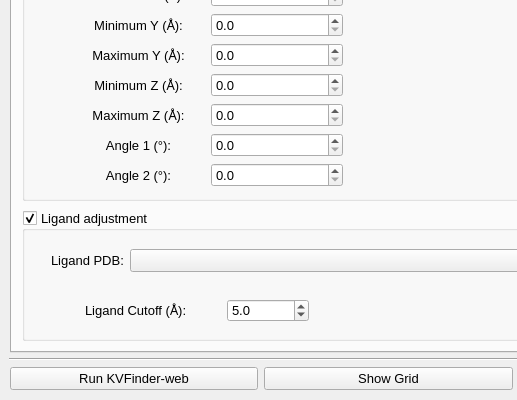
Above: client/KVFinder-web-tools/KVFinder-web.ui from jvsguerra/kvfinder-ws before the change; both pictures show x 0 to 517 and y 307 to 707 of the 1032 by 707 pixel window. Below: the same form after it.
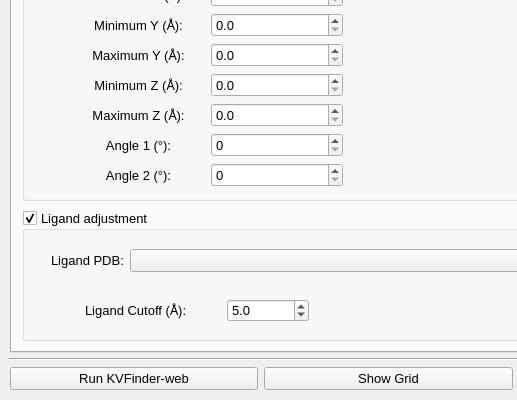
That is the form after the change. The open tabs and pages were chosen to show the change.

Commit message: Search Space window almost fully working. TODO: Redraw Button function

```diff
--- a/client/KVFinder-web-tools/KVFinder-web.ui
+++ b/client/KVFinder-web-tools/KVFinder-web.ui
@@ -957,10 +957,10 @@
         <item>
          <widget class="QDoubleSpinBox" name="angle1">
           <property name="decimals">
-           <number>1</number>
+           <number>0</number>
           </property>
           <property name="maximum">
-           <double>50.000000000000000</double>
+           <double>180.000000000000000</double>
           </property>
           <property name="singleStep">
            <double>0.100000000000000</double>
@@ -995,10 +995,10 @@
         <item>
          <widget class="QDoubleSpinBox" name="angle2">
           <property name="decimals">
-           <number>1</number>
+           <number>0</number>
           </property>
           <property name="maximum">
-           <double>50.000000000000000</double>
+           <double>180.000000000000000</double>
           </property>
           <property name="singleStep">
            <double>0.100000000000000</double>
```
Left out of the diff: 4 changed lines with no effect on the pictures. The commit also changes 1 other file.
